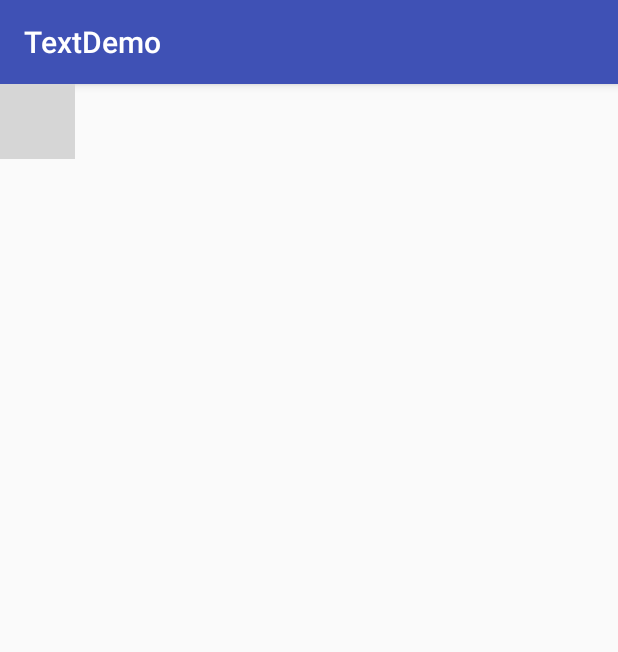
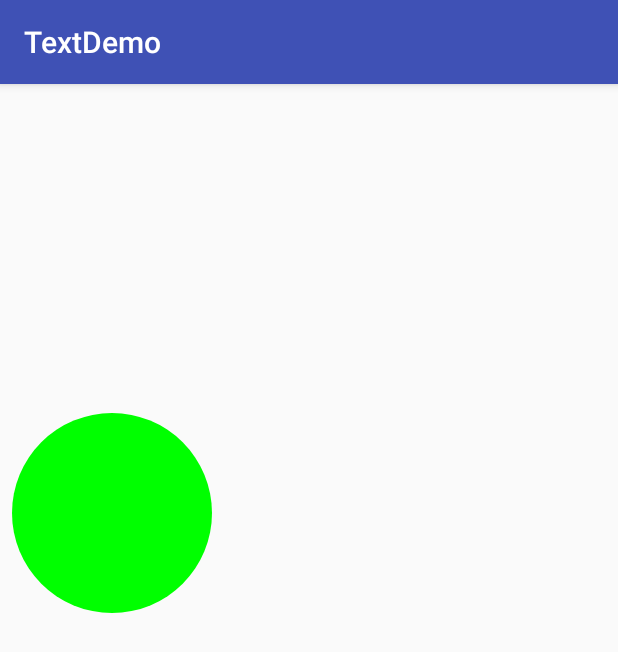
Before and after one commit to weixiaoming666/TextDemo, an Android app: the MyViewAty screen opened directly, with no data from a screen before it, on a phone screen of 412 x 824 dp. Shown: the top 652 px of the screen. Run offline under Robolectric (Android 15) with nearby library versions, the phone set to English and light mode, and no system bars; grey boxes are pictures that could not be loaded.

Commit message:
自定义view 的学习 任玉刚

```diff
--- a/app/src/main/java/com/example/administrator/textdemo/view/myview/PieChart.java
+++ b/app/src/main/java/com/example/administrator/textdemo/view/myview/PieChart.java
@@ -1,11 +1,16 @@
 package com.example.administrator.textdemo.view.myview;
 
-import android.content.ClipData;
+/**
+ * Created by wxm on 2018/4/17.
+ */
+
 import android.content.Context;
 import android.content.res.TypedArray;
 import android.graphics.BlurMaskFilter;
 import android.graphics.Canvas;
+import android.graphics.Color;
 import android.graphics.Paint;
+import android.graphics.RectF;
 import android.os.Build;
 import android.support.annotation.Nullable;
 import android.support.annotation.RequiresApi;
@@ -14,106 +19,115 @@ import android.view.View;
 
 import com.example.administrator.textdemo.R;
 
-/**
- * Created by wxm on 2018/4/17.
- */
+import java.util.AbstractSequentialList;
+import java.util.LinkedList;
+
 //https://love2.io/@meiritugua/doc/android-training-course-in-chinese/ui/custom-view/create-view.md
-//public class PieChart extends View {
-//
-//    private  boolean mShowText;
-//    private int mTextPos;
-//    private OnCurrentItemChanged onCurrentItemChanged;
-//    private MyViewAty myViewAty = new MyViewAty();
-//    private Paint mTextPaint;
-//    private Paint mShadowPaint;
-//    private Paint mPiePaint;
-//
-//    public PieChart(Context context) {
-//        super(context);
-//    }
-//
-//    public PieChart(Context context, @Nullable AttributeSet attrs) {
-//        super(context, attrs);
-////      xml 和类的 结合
-////        通过obtainStyledAttributes()来获取属性值。这个方法会传递一个TypedArray对象，
-////      它是间接referenced并且styled的。
-//        TypedArray a = context.getTheme().obtainStyledAttributes(
-//                attrs,
-//                R.styleable.PieChart,
-//                0, 0);
-//
-//        try {
-//            mShowText = a.getBoolean(R.styleable.PieChart_showText, false);
-//            mTextPos = a.getInteger(R.styleable.PieChart_labelPosition, 0);
-//        } finally {
-//            a.recycle();
-////            TypedArray对象是一个共享资源，必须被在使用后进行回收。
-//        }
-//        myViewAty.nixihuanwoma("woaini");//随便写的一个方法  只是为了说明也可以这样引用
-//    }
-//
-//    public PieChart(Context context, @Nullable AttributeSet attrs, int defStyleAttr) {
-//        super(context, attrs, defStyleAttr);
-//    }
-//
-//    @RequiresApi(api = Build.VERSION_CODES.LOLLIPOP)
-//    public PieChart(Context context, @Nullable AttributeSet attrs, int defStyleAttr, int defStyleRes) {
-//        super(context, attrs, defStyleAttr, defStyleRes);
-//    }
-//
-////    如果你想更加精确的控制你的view的大小，需要重写onMeasure())方法。这个方法的参数是View.MeasureSpec，
-////    它会告诉你的view的父控件的大小。那些值被包装成int类型，你可以使用静态方法来获取其中的信息。
-//    @Override
-//    protected void onMeasure(int widthMeasureSpec, int heightMeasureSpec) {
-//        // Try for a width based on our minimum
-//        int minw = getPaddingLeft() + getPaddingRight() + getSuggestedMinimumWidth();
-//        int w = resolveSizeAndState(minw, widthMeasureSpec, 1);
-//
-//        // Whatever the width ends up being, ask for a height that would let the pie
-//        // get as big as it can
+public class PieChart extends View {
+
+    private  boolean mShowText;
+    private int mTextPos;
+    private OnCurrentItemChanged onCurrentItemChanged;
+    private MyViewAty myViewAty = new MyViewAty();
+    private Paint mTextPaint;
+    private Paint mShadowPaint;
+    private Paint mPiePaint;
+    private float mTextWidth =0;//linshi
+    private float mTextHeight = 0;
+    private RectF mShadowBounds;
+    private AbstractSequentialList mData;
+
+    public PieChart(Context context) {
+        super(context);
+    }
+
+    public PieChart(Context context, @Nullable AttributeSet attrs) {
+        super(context, attrs);
+//      xml 和类的 结合
+//        通过obtainStyledAttributes()来获取属性值。这个方法会传递一个TypedArray对象，
+//      它是间接referenced并且styled的。
+        TypedArray a = context.getTheme().obtainStyledAttributes(
+                attrs,
+                R.styleable.PieChart,
+                0, 0);
+
+        try {
+            mShowText = a.getBoolean(R.styleable.PieChart_showText, false);
+            mTextPos = a.getInteger(R.styleable.PieChart_labelPosition, 0);
+        } finally {
+            a.recycle();
+//            TypedArray对象是一个共享资源，必须被在使用后进行回收。
+        }
+        init();
+        myViewAty.nixihuanwoma("woaini");//随便写的一个方法  只是为了说明也可以这样引用
+    }
+
+    public PieChart(Context context, @Nullable AttributeSet attrs, int defStyleAttr) {
+        super(context, attrs, defStyleAttr);
+    }
+
+    @RequiresApi(api = Build.VERSION_CODES.LOLLIPOP)
+    public PieChart(Context context, @Nullable AttributeSet attrs, int defStyleAttr, int defStyleRes) {
+        super(context, attrs, defStyleAttr, defStyleRes);
+    }
+
+//    如果你想更加精确的控制你的view的大小，需要重写onMeasure())方法。这个方法的参数是View.MeasureSpec，
+//    它会告诉你的view的父控件的大小。那些值被包装成int类型，你可以使用静态方法来获取其中的信息。
+    @Override
+    protected void onMeasure(int widthMeasureSpec, int heightMeasureSpec) {
+        // Try for a width based on our minimum
+        int minw = getPaddingLeft() + getPaddingRight() + getSuggestedMinimumWidth();
+        int w = resolveSizeAndState(minw, widthMeasureSpec, 1);
+
+        // Whatever the width ends up being, ask for a height that would let the pie
+        // get as big as it can
+
 //        int minh = MeasureSpec.getSize(w) - (int)mTextWidth + getPaddingBottom() + getPaddingTop();
 //        int h = resolveSizeAndState(MeasureSpec.getSize(w) - (int)mTextWidth, heightMeasureSpec, 0);
-//
-//        setMeasuredDimension(w, h);
-//    }
-//
-//    //    onSizeChanged()，当你的view第一次被赋予一个大小时，或者你的view大小被更改时会被执行。
-////    在onSizeChanged方法里面计算位置，间距等其他与你的view大小值。
-//    @Override
-//    protected void onSizeChanged(int w, int h, int oldw, int oldh) {
-//        super.onSizeChanged(w, h, oldw, oldh);
-//        // Account for padding
-//        float xpad = (float)(getPaddingLeft() + getPaddingRight());
-//        float ypad = (float)(getPaddingTop() + getPaddingBottom());
-//
-//        // Account for the label
-//        if (mShowText) xpad += mTextWidth;
-//
-//        float ww = (float)w - xpad;
-//        float hh = (float)h - ypad;
-//
-//        // Figure out how big we can make the pie.
-//        float diameter = Math.min(ww, hh);
-//    }
-//
-//    //        Canvas类定义了绘制文本，线条，图像与许多其他图形的方法
-////    绘制什么，由Canvas处理
-////    如何绘制，由Paint处理
-//    @Override
-//    protected void onDraw(Canvas canvas) {
-//        super.onDraw(canvas);
-////        刚开始就创建对象是一个重要的优化技巧。Views会被频繁的重新绘制，初始化许多绘制对象需要花费昂贵的代价。
-////        在onDraw方法里面创建绘制对象会严重影响到性能并使得你的UI显得卡顿。
-//
-//        // Draw the shadow
-//        canvas.drawOval(
-//                mShadowBounds,
-//                mShadowPaint
-//        );
-//
-//        // Draw the label text
-//        canvas.drawText(mData.get(mCurrentItem).mLabel, mTextX, mTextY, mTextPaint);
-//
+        int minh = MeasureSpec.getSize(w) - (int)mTextWidth + getPaddingBottom() + getPaddingTop();
+        int h = resolveSizeAndState(MeasureSpec.getSize(w) - (int)mTextWidth, heightMeasureSpec, 0);
+
+        setMeasuredDimension(w, h);
+    }
+
+    //    onSizeChanged()，当你的view第一次被赋予一个大小时，或者你的view大小被更改时会被执行。
+//    在onSizeChanged方法里面计算位置，间距等其他与你的view大小值。
+    @Override
+    protected void onSizeChanged(int w, int h, int oldw, int oldh) {
+        super.onSizeChanged(w, h, oldw, oldh);
+        // Account for padding
+        float xpad = (float)(getPaddingLeft() + getPaddingRight());
+        float ypad = (float)(getPaddingTop() + getPaddingBottom());
+
+        // Account for the label
+        if (mShowText) xpad += mTextWidth;
+
+        float ww = (float)w - xpad;
+        float hh = (float)h - ypad;
+
+        // Figure out how big we can make the pie.
+        float diameter = Math.min(ww, hh);
+    }
+
+    //        Canvas类定义了绘制文本，线条，图像与许多其他图形的方法
+//    绘制什么，由Canvas处理
+//    如何绘制，由Paint处理
+    @Override
+    protected void onDraw(Canvas canvas) {
+        super.onDraw(canvas);
+//        刚开始就创建对象是一个重要的优化技巧。Views会被频繁的重新绘制，初始化许多绘制对象需要花费昂贵的代价。
+//        在onDraw方法里面创建绘制对象会严重影响到性能并使得你的UI显得卡顿。
+
+        // Draw the shadow
+
+        canvas.drawOval(
+                mShadowBounds,
+                mShadowPaint
+        );
+
+        // Draw the label text
+        canvas.drawText("woxihuanni", 100f, 100f, mTextPaint);
+
 //        // Draw the pie slices
 //        for (int i = 0; i < mData.size(); ++i) {
 //            ClipData.Item it = mData.get(i);
@@ -123,42 +137,48 @@ import com.example.administrator.textdemo.R;
 //                    it.mEndAngle - it.mStartAngle,
 //                    true, mPiePaint);
 //        }
-//
-//        // Draw the pointer
-//        canvas.drawLine(mTextX, mPointerY, mPointerX, mPointerY, mTextPaint);
-//        canvas.drawCircle(mPointerX, mPointerY, mPointerSize, mTextPaint);
-//    }
-//
-//    private void init() {
-//        mTextPaint = new Paint(Paint.ANTI_ALIAS_FLAG);
-//        mTextPaint.setColor(mTextColor);
-//        if (mTextHeight == 0) {
-//            mTextHeight = mTextPaint.getTextSize();
-//        } else {
-//            mTextPaint.setTextSize(mTextHeight);
-//        }
-//
-//        mPiePaint = new Paint(Paint.ANTI_ALIAS_FLAG);
-//        mPiePaint.setStyle(Paint.Style.FILL);
-//        mPiePaint.setTextSize(mTextHeight);
-//
-//        mShadowPaint = new Paint(0);
-//        mShadowPaint.setColor(0xff101010);
-//        mShadowPaint.setMaskFilter(new BlurMaskFilter(8, BlurMaskFilter.Blur.NORMAL));
-//    }
-//    //添加属性和事件
-//    public boolean isShowText() {
-//        return mShowText;
-//    }
-//
-//    public void setShowText(boolean showText) {
-//        mShowText = showText;
-////        请注意，在setShowText方法里面有调用invalidate()) and requestLayout()).
-////        这两个调用是确保稳定运行的关键。当view的某些内容发生变化的时候，需要调用invalidate来
-////        通知系统对这个view进行redraw，当某些元素变化会引起组件大小变化时，需要调用requestLayout
-////        方法。调用时若忘了这两个方法，将会导致hard-to-find bugs。
-//        invalidate();
-//        requestLayout();
-//    }
-//
-//}
+
+        // Draw the pointer
+        canvas.drawLine(100f, 100f, 100f, 100f, mTextPaint);
+        canvas.drawCircle(100f, 100f, 100f, mTextPaint);
+    }
+
+    private void init() {
+        mTextPaint = new Paint(Paint.ANTI_ALIAS_FLAG);
+        mTextPaint.setColor(Color.GREEN);
+        if (mTextHeight == 0) {
+            mTextWidth =mTextPaint.getStrokeWidth();
+            mTextHeight = mTextPaint.getTextSize();
+        } else {
+            mTextPaint.setTextSize(mTextHeight);
+        }
+
+        mPiePaint = new Paint(Paint.ANTI_ALIAS_FLAG);
+        mPiePaint.setStyle(Paint.Style.FILL);
+        mPiePaint.setTextSize(mTextHeight);
+
+        mShadowPaint = new Paint(0);
+        mShadowPaint.setColor(0xff101010);
+        mShadowPaint.setMaskFilter(new BlurMaskFilter(8, BlurMaskFilter.Blur.NORMAL));
+         mShadowBounds = new RectF(200f, 100f, 200f, 100f);
+        mData = new LinkedList();
+        for (int i = 0; i < 5; i++) {
+            mData.add(i,"222");
+        }
+    }
+    //添加属性和事件
+    public boolean isShowText() {
+        return mShowText;
+    }
+
+    public void setShowText(boolean showText) {
+        mShowText = showText;
+//        请注意，在setShowText方法里面有调用invalidate()) and requestLayout()).
+//        这两个调用是确保稳定运行的关键。当view的某些内容发生变化的时候，需要调用invalidate来
+//        通知系统对这个view进行redraw，当某些元素变化会引起组件大小变化时，需要调用requestLayout
+//        方法。调用时若忘了这两个方法，将会导致hard-to-find bugs。
+        invalidate();
+        requestLayout();
+    }
+
+}
--- a/app/src/main/res/layout/activity_my_view_aty.xml
+++ b/app/src/main/res/layout/activity_my_view_aty.xml
@@ -8,7 +8,15 @@
 <com.example.administrator.textdemo.view.myview.PieChart
     custom:showText="true"
     custom:labelPosition="left"
-    android:layout_height="50dp"
-    android:layout_width="50dp"
-    />
+    android:layout_height="359dp"
+    android:layout_width="370dp"
+    custom:layout_constraintTop_toTopOf="parent"
+    android:layout_marginTop="38dp"
+    android:layout_marginLeft="8dp"
+    custom:layout_constraintLeft_toLeftOf="parent"
+    android:layout_marginRight="8dp"
+    custom:layout_constraintRight_toRightOf="parent"
+    custom:layout_constraintHorizontal_bias="0.0"
+    custom:layout_constraintBottom_toBottomOf="parent"
+    android:layout_marginBottom="8dp" />
 </android.support.constraint.ConstraintLayout>
```
Also changed, not shown: app/src/main/AndroidManifest.xml (+4 -3 lines), app/src/main/java/com/example/administrator/textdemo/MainActivity.java (+11 -14 lines), app/src/main/java/com/example/administrator/textdemo/view/ryglearn/ViewRXGAty.java (added, +105 -0 lines), app/src/main/res/layout/activity_main.xml (+9 -0 lines), app/src/main/res/layout/activity_view_rxgaty.xml (added, +25 -0 lines), 1 other file.
